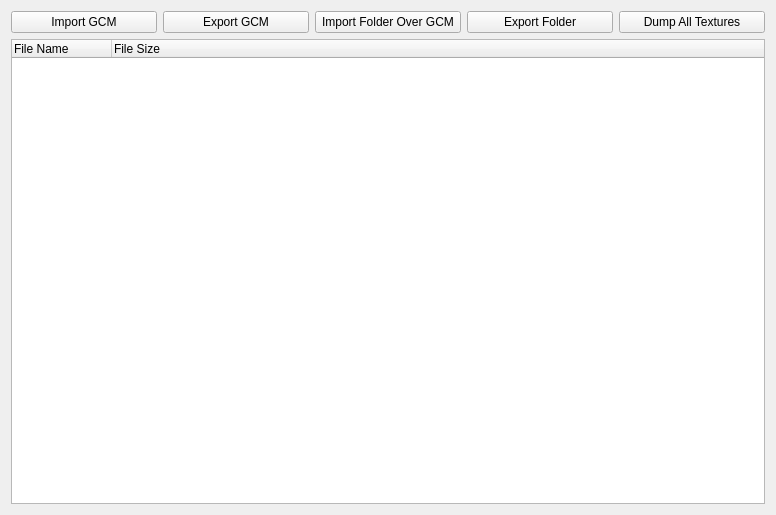
LagoLunatic/GCFT, file gcft_ui/gcm_tab.ui: the form before one commit.
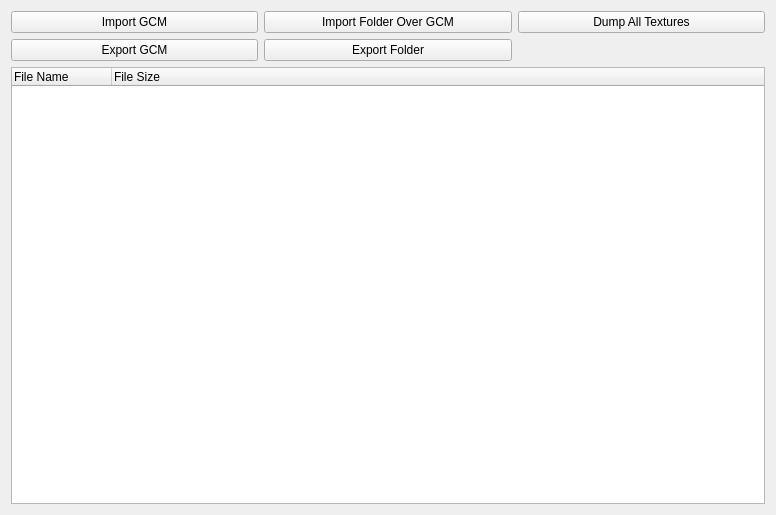
The form after the commit.

Commit message: Slightly reorganize button layout of GCM tab

The edit to the form file:
```diff
--- a/gcft_ui/gcm_tab.ui
+++ b/gcft_ui/gcm_tab.ui
@@ -23,13 +23,6 @@
        </property>
       </widget>
      </item>
-     <item>
-      <widget class="QPushButton" name="export_gcm">
-       <property name="text">
-        <string>Export GCM</string>
-       </property>
-      </widget>
-     </item>
      <item>
       <widget class="QPushButton" name="import_folder_over_gcm">
        <property name="text">
@@ -37,13 +30,6 @@
        </property>
       </widget>
      </item>
-     <item>
-      <widget class="QPushButton" name="export_gcm_folder">
-       <property name="text">
-        <string>Export Folder</string>
-       </property>
-      </widget>
-     </item>
      <item>
       <widget class="QPushButton" name="dump_all_gcm_textures">
        <property name="text">
@@ -53,6 +39,27 @@
      </item>
     </layout>
    </item>
+   <item>
+    <layout class="QHBoxLayout" name="horizontalLayout">
+     <item>
+      <widget class="QPushButton" name="export_gcm">
+       <property name="text">
+        <string>Export GCM</string>
+       </property>
+      </widget>
+     </item>
+     <item>
+      <widget class="QPushButton" name="export_gcm_folder">
+       <property name="text">
+        <string>Export Folder</string>
+       </property>
+      </widget>
+     </item>
+     <item>
+      <widget class="QWidget" name="widget" native="true"/>
+     </item>
+    </layout>
+   </item>
    <item>
     <widget class="QTreeWidget" name="gcm_files_tree">
      <property name="editTriggers">
```
The commit also changes 1 other file.
